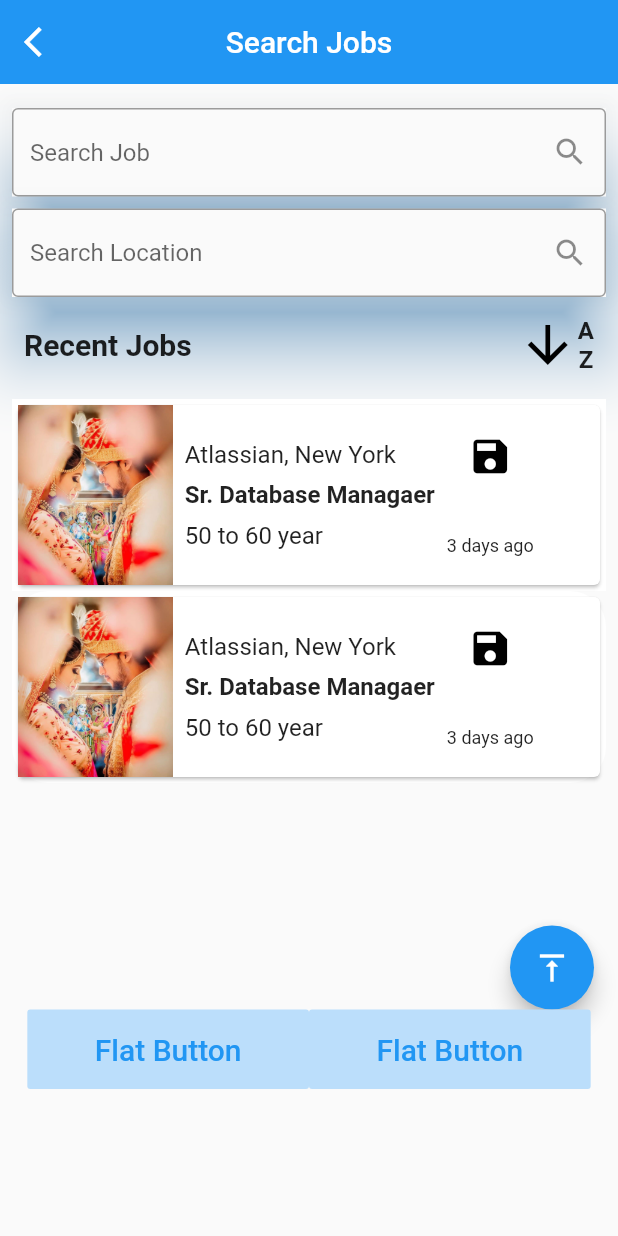
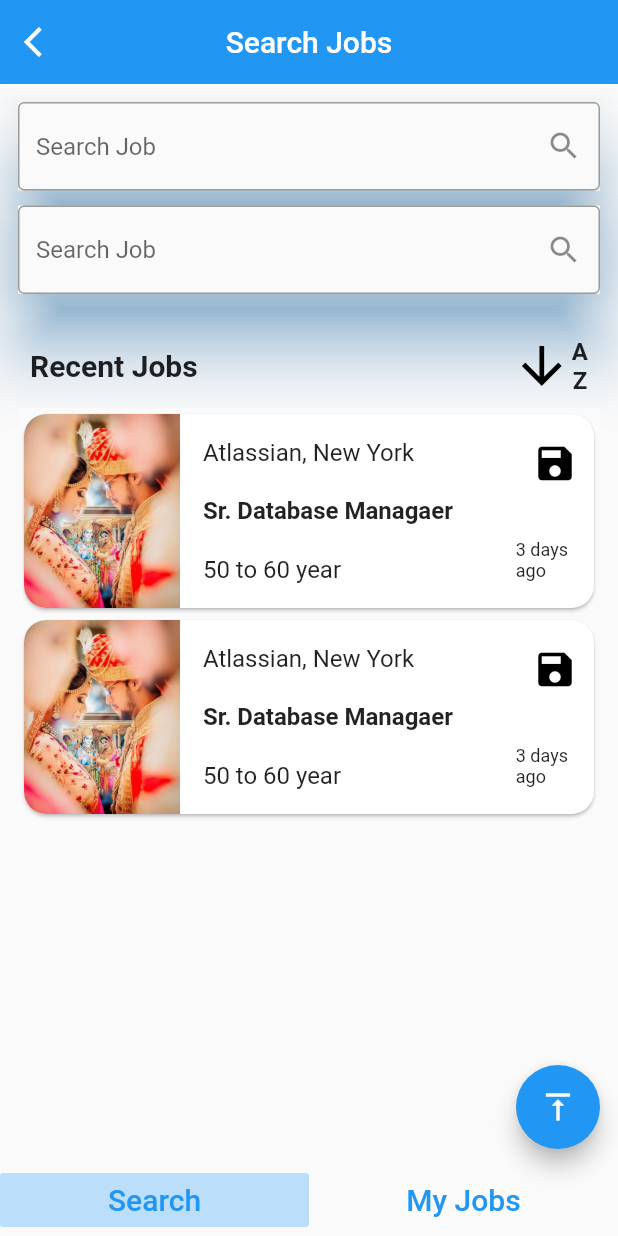
Before and after one commit to bhokarekedar/mess, a Flutter app: the screen it shows after launch, on a phone screen of 412 x 824 dp. Run offline on Flutter 3.47's test engine with Material 2 defaults, Android fonts, the phone set to English and light mode, and no system bars.

Commit message:
updated ui

```diff
--- a/lib/main copy 2.dart
+++ b/lib/main copy 2.dart
@@ -111,7 +111,7 @@ class MyApp extends StatelessWidget {
               children: [
                 Material(
                   color: Colors.white,
-                  borderRadius: BorderRadius.circular(.0),
+                  borderRadius: BorderRadius.circular(24.0),
                       child: Card(
                        child: Row(
                       mainAxisAlignment: MainAxisAlignment.start,
--- a/lib/main.dart
+++ b/lib/main.dart
@@ -8,9 +8,9 @@ class MyApp extends StatelessWidget {
   @override
   Widget build(BuildContext context) {
     return MaterialApp(
-      title: 'Search Jobs',
+
       home: Scaffold(
-        appBar: AppBar(
+      appBar:AppBar(
         title: Text('Search Jobs'),
         centerTitle: true,
         elevation: 0.0,
@@ -19,15 +19,25 @@ class MyApp extends StatelessWidget {
           onPressed: () {},
         ),
       ),
+        body: HomePage(),
+      ),
+    );
+  }
+}
 
-        body:Padding(
-          padding: EdgeInsets.fromLTRB(8, 16, 8, 0),
+class HomePage extends StatelessWidget {
+  @override
+  Widget build(BuildContext context) {
+    var size = MediaQuery.of(context).size;
+    return Container(
       child: Column(
-            mainAxisAlignment: MainAxisAlignment.start,
-            children:
-          [
-            Container(
-              child:Column(
+        mainAxisAlignment: MainAxisAlignment.spaceBetween,
+        children: [
+          //start header to card
+          Padding(
+            padding: const EdgeInsets.all(12.0),
+            child: Container(
+              child: Column(
                 children: [
                   Material(
                     elevation: 20.0,
@@ -35,49 +45,40 @@ class MyApp extends StatelessWidget {
                     child: TextField(
                       decoration: InputDecoration(
                         hintText: "Search Job",
-
                         border: OutlineInputBorder(),
                         suffixIcon: IconButton(
-                        icon : Icon(Icons.search),
-                        onPressed: (){},
-
+                          icon: Icon(Icons.search),
+                          onPressed: () {},
                         ),
                       ),
                     ),
                   ),
-
-                     Padding(
-                      padding: EdgeInsets.fromLTRB(0, 8, 0, 12),
-                       child: Material(
+                  SizedBox(height: 10),
+                  Material(
                     elevation: 20.0,
                     shadowColor: Colors.blue,
                     child: TextField(
                       decoration: InputDecoration(
-                          hintText: "Search Location",
-
+                        hintText: "Search Job",
                         border: OutlineInputBorder(),
                         suffixIcon: IconButton(
-                          icon : Icon(Icons.search),
-                          onPressed: (){},
-
+                          icon: Icon(Icons.search),
+                          onPressed: () {},
                         ),
                       ),
                     ),
                   ),
-                     ),
-                ],
-              ),
-            ),
+                  SizedBox(height: 20),
 
-
-            Container(
-            padding: EdgeInsets.fromLTRB(8, 0, 8, 16),
-             child:Row(
+                  Padding(
+                    padding: EdgeInsets.fromLTRB(8, 8, 8, 8),
+                    child: Row(
                       mainAxisAlignment: MainAxisAlignment.spaceBetween,
                       children: [
                         Text(
                           'Recent Jobs',
-                  style: TextStyle(fontWeight: FontWeight.bold, fontSize: 20.0),
+                          style: TextStyle(
+                              fontWeight: FontWeight.bold, fontSize: 20.0),
                         ),
                         Row(
                           children: [
@@ -91,11 +92,15 @@ class MyApp extends StatelessWidget {
                               children: [
                                 Text(
                                   'A',
-                    style: TextStyle(fontWeight: FontWeight.bold, fontSize: 16.0),
+                                  style: TextStyle(
+                                      fontWeight: FontWeight.bold,
+                                      fontSize: 16.0),
                                 ),
                                 Text(
                                   'Z',
-                    style: TextStyle(fontWeight: FontWeight.bold, fontSize: 16.0),
+                                  style: TextStyle(
+                                      fontWeight: FontWeight.bold,
+                                      fontSize: 16.0),
                                 ),
                               ],
                             ),
@@ -105,27 +110,32 @@ class MyApp extends StatelessWidget {
                     ),
                   ),
 
-            Container(
 
-            child:Column(
+                //start card
+                  Material(
+                    child: SizedBox(
+                      height: size.height / 6,
+                      child: Card(
+                        clipBehavior:Clip.antiAlias,
+                        shape: RoundedRectangleBorder(
+                          borderRadius: BorderRadius.circular(15),
+                        ),
+                        child: Row(
                           children: [
-                Material(
-                  color: Colors.white,
-                  borderRadius: BorderRadius.circular(.0),
-                      child: Card(
-                       child: Row(
-                      mainAxisAlignment: MainAxisAlignment.start,
-                      children:[
-                         Padding(
-                          padding: EdgeInsets.fromLTRB(0, 0, 8, 0),
-                           child: Container(
-                             height: 120.0,
-                            child:Image(image: AssetImage('assets/one.jpg')
+                              Expanded(
+                                  flex: 2,
+                                   child: AspectRatio(
+                                  aspectRatio: 3 / 4,
+                                   child: Image(image: AssetImage('assets/one.jpg'),
+                                    fit: BoxFit.fitHeight,
                                   ),
                                 ),
                               ),
+                            SizedBox(width: 15),
 
-                   Padding(
+                            Expanded(
+                              flex: 4,
+                              child:  Padding(
                    padding: EdgeInsets.fromLTRB(0, 0, 8, 0),
                      child: Container(
                               child: Column(
@@ -157,9 +167,11 @@ class MyApp extends StatelessWidget {
                             ),
                            ),
                    ),
+                            ),
 
-                     Container(
-                        height: 120.0,
+                            Expanded(
+                              flex: 1,
+                              child:   Container(
                       child: Column(
                              mainAxisAlignment: MainAxisAlignment.spaceAround,
                             children: [
@@ -176,29 +188,40 @@ class MyApp extends StatelessWidget {
                             ],
                            ),
                     ),
-
+                            ),
                           ],
                         ),
                       ),
                     ),
+                  ),
+                //end card
 
+
+                //start card
                   Material(
-                  color: Colors.white,
-                  borderRadius: BorderRadius.circular(24.0),
+                    child: SizedBox(
+                      height: size.height / 6,
                       child: Card(
+                        clipBehavior:Clip.antiAlias,
+                        shape: RoundedRectangleBorder(
+                          borderRadius: BorderRadius.circular(15),
+                        ),
                         child: Row(
-                      mainAxisAlignment: MainAxisAlignment.start,
-                      children:[
-                         Padding(
-                          padding: EdgeInsets.fromLTRB(0, 0, 8, 0),
-                           child: Container(
-                             height: 120.0,
-                            child:Image(image: AssetImage('assets/one.jpg')
+                          children: [
+                              Expanded(
+                                  flex: 2,
+                                   child: AspectRatio(
+                                  aspectRatio: 3 / 4,
+                                   child: Image(image: AssetImage('assets/one.jpg'),
+                                    fit: BoxFit.fitHeight,
                                   ),
                                 ),
                               ),
+                            SizedBox(width: 15),
 
-                   Padding(
+                            Expanded(
+                              flex: 4,
+                              child:  Padding(
                    padding: EdgeInsets.fromLTRB(0, 0, 8, 0),
                      child: Container(
                               child: Column(
@@ -230,9 +253,11 @@ class MyApp extends StatelessWidget {
                             ),
                            ),
                    ),
+                            ),
 
-                     Container(
-                        height: 120.0,
+                            Expanded(
+                              flex: 1,
+                              child:   Container(
                       child: Column(
                              mainAxisAlignment: MainAxisAlignment.spaceAround,
                             children: [
@@ -249,21 +274,30 @@ class MyApp extends StatelessWidget {
                             ],
                            ),
                     ),
+                            ),
+                          ],
+                        ),
+                      ),
+                    ),
+                  ),
+                //end card
 
                 ],
               ),
             ),
           ),
-              ],
-            ),
-        ),
+          //end header to card
 
+          //below buttons
+          Container(
 
-
+            child:
+            Column(
+            mainAxisAlignment: MainAxisAlignment.spaceBetween,
+              children: [
                   Padding(
-              padding: EdgeInsets.fromLTRB(0, 95, 8, 0),
-              child: Container(
-                child:Row(
+                     padding: EdgeInsets.fromLTRB(0, 0, 12, 0),
+                    child: Row(
                        mainAxisAlignment: MainAxisAlignment.end,
                       crossAxisAlignment: CrossAxisAlignment.end,
                       children: [
@@ -274,82 +308,57 @@ class MyApp extends StatelessWidget {
                       ],
                     ),
                   ),
-            ),
+
+                    SizedBox(height: 10),
 
                    Container(
-           child:Row(
-              mainAxisAlignment: MainAxisAlignment.center,
-             children: [
-               FlatButton(
+                     child:Row(children: [
+                Expanded(
+                  child: FlatButton(
                   color: Colors.blue[100],
-                padding: EdgeInsets.fromLTRB(45, 15, 45, 15),
+                 // padding: EdgeInsets.fromLTRB(45, 15, 45, 15),
                   textColor: Colors.blue,
                   splashColor: Colors.blueAccent,
                   onPressed: () {
                     /*...*/
                   },
                   child: Text(
-                "Flat Button",
+                  "Search",
                   style: TextStyle(fontSize: 20.0),
               ),
             ),
+                ),
 
-             FlatButton(
-                color: Colors.blue[100],
+                                Expanded(
+                  child: FlatButton(
+                  //color: Colors.blue[100],
+                 // padding: EdgeInsets.fromLTRB(45, 15, 45, 15),
                   textColor: Colors.blue,
-                padding: EdgeInsets.fromLTRB(45, 15, 45, 15),
-                splashColor: Colors.blueAccent,
+                  splashColor: Colors.white,
                   onPressed: () {
                     /*...*/
                   },
                   child: Text(
-                "Flat Button",
+                  "My Jobs",
                   style: TextStyle(fontSize: 20.0),
               ),
             ),
-           ],
-           )
                 ),
+
+
+
+
+
+
 
                      ],
                      ),
-
-
                    ),
-
-
+              ],
+            ),
+          ),
+        ],
       ),
     );
   }
 }
-
-
-  // Container(
-
-  //               child: FittedBox(
-  //                   child: Material(
-  //                   color: Colors.white,
-  //                   elevation: 14.0,
-  //                   borderRadius: BorderRadius.circular(24.0),
-  //                   shadowColor: Color(0x802196F3),
-  //                   child: Row(
-  //                  mainAxisAlignment: MainAxisAlignment.spaceBetween,
-  //                     children: [
-  //                    Container(
-  //                        width: 250,
-  //                        height: 180,
-  //                     child:Image(
-  //                    fit: BoxFit.contain,
-  //                     alignment: Alignment.topLeft,
-  //                     image: NetworkImage(
-  //                     "https://images.unsplash.com/photo-1495147466023-ac5c588e2e94?ixlib=rb-1.2.1&ixid=eyJhcHBfaWQiOjEyMDd9&auto=format&fit=crop&w=634&q=80"),
-  //                     ),
-  //                    ),
-
-
-  //                   ],
-  //                   ),
-
-  //                 ),
-  //               ),
-  //             ),
```
Lines whose indentation alone changed are shown as unchanged.
